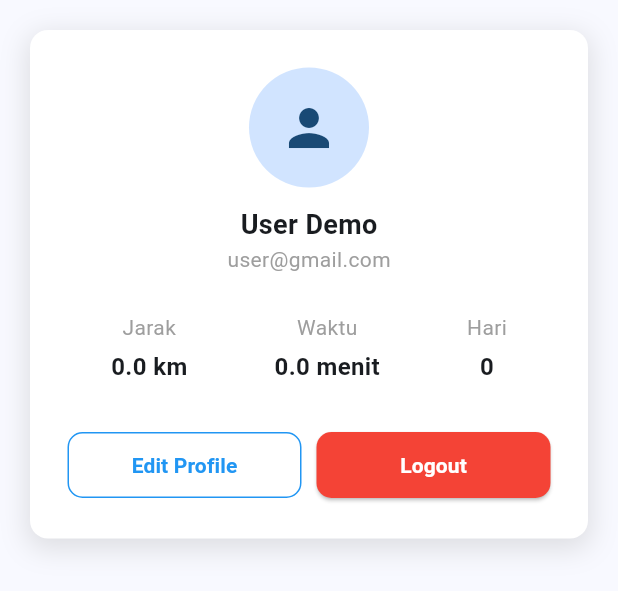
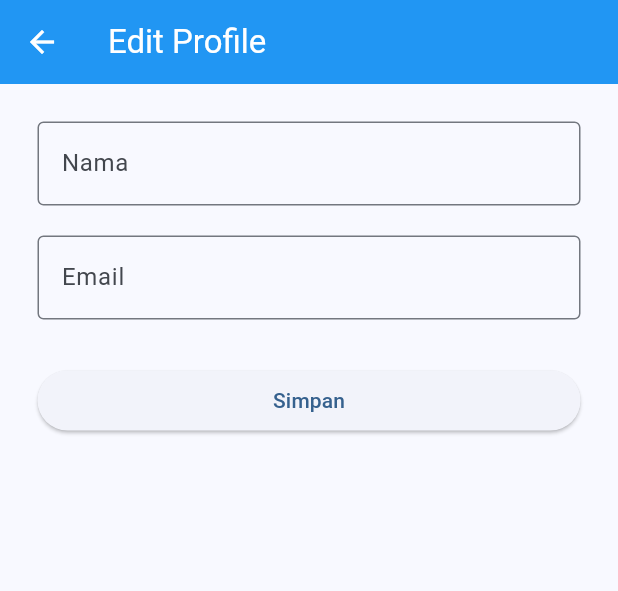
Before and after one commit to AnNisaFatmawati/FlutterProject-KelGunungBotak, a Flutter app: the ProfileScreen widget shown alone on an empty page, opened directly with empty values, after a tap on "Edit Profile", on a phone screen of 412 x 824 dp. Shown: the top 591 px of the screen. Run offline on Flutter 3.47's test engine with Material 3 defaults, Android fonts, the phone set to English and light mode, and no system bars; our stand-ins replace shared_preferences; accounts and stored records are empty.

Commit message:
tambah halaman edit profil

```diff
--- /dev/null
+++ b/lib/screens/edit_profile_screen.dart
@@ -0,0 +1,110 @@
+import 'package:flutter/material.dart';
+import 'package:shared_preferences/shared_preferences.dart';
+
+class EditProfileScreen extends StatefulWidget {
+  const EditProfileScreen({super.key});
+
+  @override
+  State<EditProfileScreen> createState() => _EditProfileScreenState();
+}
+
+class _EditProfileScreenState extends State<EditProfileScreen> {
+  final _formKey = GlobalKey<FormState>();
+
+  final _nameController = TextEditingController();
+  final _emailController = TextEditingController();
+
+  @override
+  void initState() {
+    super.initState();
+    _loadProfile();
+  }
+
+  Future<void> _loadProfile() async {
+    final prefs = await SharedPreferences.getInstance();
+    _nameController.text = prefs.getString('name') ?? '';
+    _emailController.text = prefs.getString('email') ?? '';
+  }
+
+  Future<void> _saveProfile() async {
+    final prefs = await SharedPreferences.getInstance();
+    await prefs.setString('name', _nameController.text);
+    await prefs.setString('email', _emailController.text);
+  }
+
+  @override
+  void dispose() {
+    _nameController.dispose();
+    _emailController.dispose();
+    super.dispose();
+  }
+
+  @override
+  Widget build(BuildContext context) {
+    return Scaffold(
+      appBar: AppBar(
+        title: const Text("Edit Profile"),
+        backgroundColor: Colors.blue,
+        foregroundColor: Colors.white,
+      ),
+      body: Padding(
+        padding: const EdgeInsets.all(25),
+        child: Form(
+          key: _formKey,
+          child: Column(
+            children: [
+              TextFormField(
+                controller: _nameController,
+                decoration: const InputDecoration(
+                  labelText: "Nama",
+                  border: OutlineInputBorder(),
+                ),
+                validator: (value) {
+                  if (value == null || value.isEmpty) {
+                    return 'Nama wajib diisi';
+                  }
+                  return null;
+                },
+              ),
+              const SizedBox(height: 20),
+
+              TextFormField(
+                controller: _emailController,
+                decoration: const InputDecoration(
+                  labelText: "Email",
+                  border: OutlineInputBorder(),
+                ),
+                validator: (value) {
+                  if (value == null || value.isEmpty) {
+                    return 'Email wajib diisi';
+                  } else if (!value.contains('@')) {
+                    return 'Email tidak valid';
+                  }
+                  return null;
+                },
+              ),
+
+              const SizedBox(height: 30),
+
+              SizedBox(
+                width: double.infinity,
+                child: ElevatedButton(
+                  onPressed: () async {
+                    if (_formKey.currentState!.validate()) {
+                      await _saveProfile();
+
+                      if (!context.mounted) return;
+
+                      Navigator.pop(context, true); // kirim tanda berhasil
+                    }
+                  },
+                  child: const Text("Simpan"),
+                ),
+              )
+            ],
+          ),
+        ),
+      ),
+    );
+  }
+}
--- a/lib/screens/profile_screen.dart
+++ b/lib/screens/profile_screen.dart
@@ -1,15 +1,39 @@
 import 'package:flutter/material.dart';
 import 'package:shared_preferences/shared_preferences.dart';
 import 'welcome_screen.dart';
+import 'edit_profile_screen.dart';
 
-class ProfileScreen extends StatelessWidget {
+class ProfileScreen extends StatefulWidget {
   final List<Map<String, dynamic>> runs;
 
   const ProfileScreen({super.key, required this.runs});
 
+  @override
+  State<ProfileScreen> createState() => _ProfileScreenState();
+}
+
+class _ProfileScreenState extends State<ProfileScreen> {
+
+  String name = "User";
+  String email = "user@gmail.com";
+
+  @override
+  void initState() {
+    super.initState();
+    _loadProfile();
+  }
+
+  Future<void> _loadProfile() async {
+    final prefs = await SharedPreferences.getInstance();
+    setState(() {
+      name = prefs.getString('name') ?? 'User';
+      email = prefs.getString('email') ?? 'user@gmail.com';
+    });
+  }
+
   double getTotalDistance() {
     double total = 0;
-    for (var run in runs) {
+    for (var run in widget.runs) {
       total += (run['distance'] ?? 0).toDouble();
     }
     return total;
@@ -17,7 +41,7 @@ class ProfileScreen extends StatelessWidget {
 
   double getTotalDuration() {
     double total = 0;
-    for (var run in runs) {
+    for (var run in widget.runs) {
       total += (run['duration'] ?? 0).toDouble();
     }
     return total;
@@ -50,16 +74,25 @@ class ProfileScreen extends StatelessWidget {
                   radius: 40,
                   child: Icon(Icons.person, size: 40),
                 ),
+
                 const SizedBox(height: 12),
-                const Text(
-                  "User Demo",
-                  style: TextStyle(
+
+                // 🔥 DATA USER DINAMIS
+                Text(
+                  name,
+                  style: const TextStyle(
                     fontSize: 18,
                     fontWeight: FontWeight.bold,
                   ),
                 ),
-                const Text("user@gmail.com", style: TextStyle(color: Colors.grey)),
+
+                Text(
+                  email,
+                  style: const TextStyle(color: Colors.grey),
+                ),
+
                 const SizedBox(height: 25),
+
                 Row(
                   mainAxisAlignment: MainAxisAlignment.spaceAround,
                   children: [
@@ -88,16 +121,19 @@ class ProfileScreen extends StatelessWidget {
                         const Text("Hari", style: TextStyle(color: Colors.grey)),
                         const SizedBox(height: 5),
                         Text(
-                          "${runs.length}",
+                          "${widget.runs.length}",
                           style: const TextStyle(fontWeight: FontWeight.bold, fontSize: 16),
                         ),
                       ],
                     ),
                   ],
                 ),
+
                 const SizedBox(height: 30),
+
                 Row(
                   children: [
+                    // 🔥 EDIT PROFILE BUTTON
                     Expanded(
                       child: OutlinedButton(
                         style: OutlinedButton.styleFrom(
@@ -107,7 +143,18 @@ class ProfileScreen extends StatelessWidget {
                             borderRadius: BorderRadius.circular(10),
                           ),
                         ),
-                        onPressed: () {},
+                        onPressed: () async {
+                          final result = await Navigator.push(
+                            context,
+                            MaterialPageRoute(
+                              builder: (context) => const EditProfileScreen(),
+                            ),
+                          );
+
+                          if (result == true) {
+                            _loadProfile(); // refresh data setelah edit
+                          }
+                        },
                         child: const Text(
                           "Edit Profile",
                           style: TextStyle(
@@ -117,7 +164,10 @@ class ProfileScreen extends StatelessWidget {
                         ),
                       ),
                     ),
+
                     const SizedBox(width: 10),
+
+                    // 🔥 LOGOUT BUTTON
                     Expanded(
                       child: ElevatedButton(
                         style: ElevatedButton.styleFrom(
@@ -144,13 +194,13 @@ class ProfileScreen extends StatelessWidget {
                                     await prefs.setBool('isLoggedIn', false);
 
                                     if (!context.mounted) return;
-                                    Navigator.pop(context);
+
                                     Navigator.pushAndRemoveUntil(
                                       context,
                                       MaterialPageRoute(
                                         builder: (context) => const WelcomeScreen(),
                                       ),
-                                          (route) => false,
+                                      (route) => false,
                                     );
                                   },
                                   child: const Text(
```
